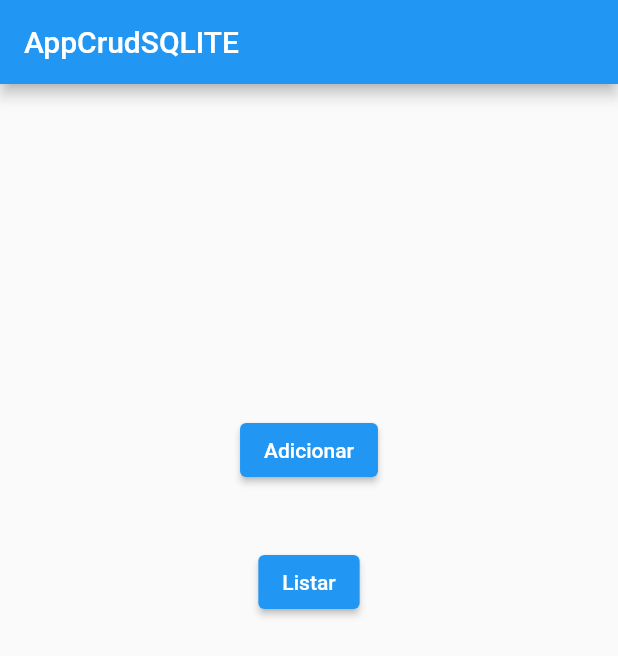
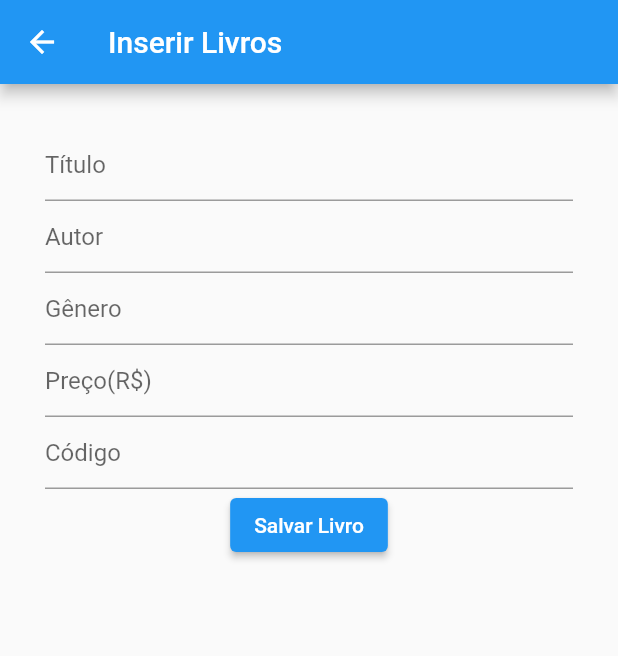
Before and after one commit to Ana-Pimenta-Conceicao/Novo-Projeto-PW, a Flutter app: the screen it shows after launch, after a tap on "Adicionar", on a phone screen of 412 x 824 dp. Shown: the top 656 px of the screen. Run offline on Flutter 3.47's test engine with Material 2 defaults, Android fonts, the phone set to English and light mode, and no system bars; our stand-ins replace sqflite; accounts and stored records are empty.

Commit message:
:sparkles: feat: Add inserindo livro

```diff
--- a/lib/data/dblivros.dart
+++ b/lib/data/dblivros.dart
@@ -22,7 +22,7 @@ class DbLivros {
 
                   CREATE TABLE IF NOT EXISTS livro (
                         id primary key,
-                        nome varchar(255) not null,
+                        titulo varchar(255) not null,
                         autor varchar(50) not null,
                         genero varchar(25) not null,
                         preco varchar(8) not null,
--- a/lib/main.dart
+++ b/lib/main.dart
@@ -35,10 +35,10 @@ class _HomeState extends State<Home> {
           SizedBox(height: 200),
           ElevatedButton(
             onPressed: () {
-              //  Navigator.push(context,
-              //     MaterialPageRoute(builder: (BuildContext context) {
-              // return AddBooks();
-              //   }));
+              Navigator.push(context,
+                  MaterialPageRoute(builder: (BuildContext context) {
+                return Add();
+              }));
             },
             child: Text("Adicionar"),
           ),
--- a/lib/screens/add.dart
+++ b/lib/screens/add.dart
@@ -0,0 +1,101 @@
+import 'package:flutter/material.dart';
+import 'package:appcrudsqlite/data/dblivros.dart';
+
+class Add extends StatefulWidget {
+  @override
+  State<StatefulWidget> createState() {
+    return _Add();
+  }
+}
+
+class _Add extends State<Add> {
+  TextEditingController titulo = TextEditingController();
+
+  TextEditingController autor = TextEditingController();
+
+  TextEditingController genero = TextEditingController();
+
+  TextEditingController preco = TextEditingController();
+
+  TextEditingController roll_no = TextEditingController();
+
+  //test editing controllers for form
+
+  DbLivros mydb = DbLivros(); //mydb new object from db.dart
+
+  @override
+  void initState() {
+    mydb.open(); //initilization database
+
+    super.initState();
+  }
+
+  @override
+  Widget build(BuildContext context) {
+    return Scaffold(
+        appBar: AppBar(
+          title: Text("Inserir Livros"),
+        ),
+        body: Container(
+          padding: EdgeInsets.all(30),
+          child: Column(
+            children: [
+              TextField(
+                controller: titulo,
+                decoration: const InputDecoration(
+                  hintText: "Título",
+                ),
+              ),
+               TextField(
+                controller: autor,
+                decoration: const InputDecoration(
+                  hintText: "Autor",
+                ),
+              ),
+              TextField(
+                controller: genero,
+                decoration: const InputDecoration(
+                  hintText: "Gênero",
+                ),
+              ),
+               TextField(
+                controller: preco,
+                decoration: const InputDecoration(
+                  hintText: "Preço(R\$)",
+                ),
+              ),
+              TextField(
+                controller: roll_no,
+                decoration: const InputDecoration(
+                  hintText: "Código",
+                ),
+              ),
+
+              ElevatedButton(
+                  onPressed: () {
+                    mydb.db.rawInsert(
+                        "INSERT INTO livro(titulo, autor, genero, preco, roll_no) VALUES (?, ?, ?, ?, ?);",
+                        [
+                          titulo.text,
+                          autor.text,
+                          genero.text,
+                          preco.text,
+                          roll_no.text
+
+                        ]); //add student from form to database
+
+                    ScaffoldMessenger.of(context).showSnackBar(
+                        SnackBar(content: Text("Livro Adicionado")));
+
+                    titulo.text = "";
+                    autor.text = "";
+                    genero.text = "";
+                    preco.text = "";
+                    roll_no.text = "";
+                  },
+                  child: Text("Salvar Livro")),
+            ],
+          ),
+        ));
+  }
+}
```
Also changed, not shown: 1 other file.
